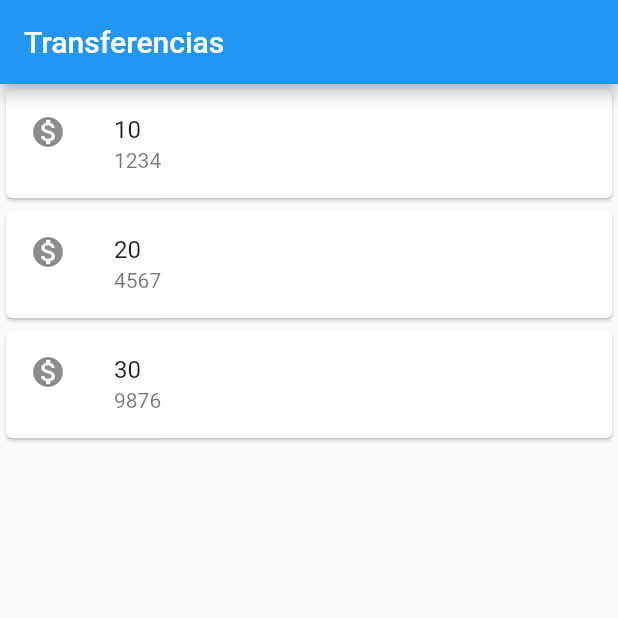
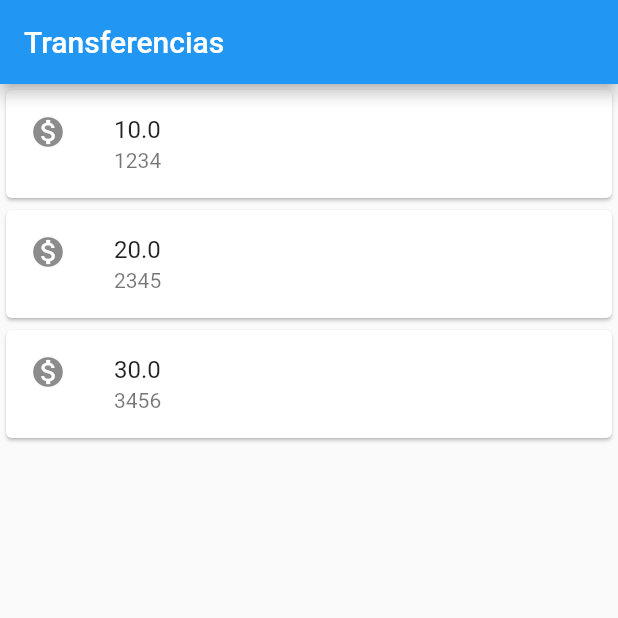
Before and after one commit to cesaralcancio/flutter_bytebank, a Flutter app: the screen it shows after launch, on a phone screen of 412 x 824 dp, the top half of it. Run offline on Flutter 3.47's test engine with Material 2 defaults, Android fonts, the light colour scheme and no system bars.

Commit message:
Add domain class transferencia

```diff
--- a/lib/main.dart
+++ b/lib/main.dart
@@ -16,28 +16,34 @@ class ListaTransferencia extends StatelessWidget {
   Widget build(BuildContext context) {
     return Column(
       children: [
-        ItemTransferencia('10', '1234'),
-        ItemTransferencia('20', '4567'),
-        ItemTransferencia('30', '9876'),
+        ItemTransferencia(Transferencia(10.0, 1234)),
+        ItemTransferencia(Transferencia(20.0, 2345)),
+        ItemTransferencia(Transferencia(30.0, 3456)),
       ],
     );
   }
 }
 
 class ItemTransferencia extends StatelessWidget {
-  final String valor;
-  final String numeroConta;
+  final Transferencia _transferencia;
 
-  ItemTransferencia(this.valor, this.numeroConta);
+  ItemTransferencia(this._transferencia);
 
   @override
   Widget build(BuildContext context) {
     return Card(
       child: ListTile(
         leading: Icon(Icons.monetization_on),
-        title: Text(valor),
-        subtitle: Text(numeroConta),
+        title: Text(_transferencia.valor.toString()),
+        subtitle: Text(_transferencia.numeroConta.toString()),
       ),
     );
   }
 }
+
+class Transferencia {
+  final double valor;
+  final int numeroConta;
+
+  Transferencia(this.valor, this.numeroConta);
+}
```
